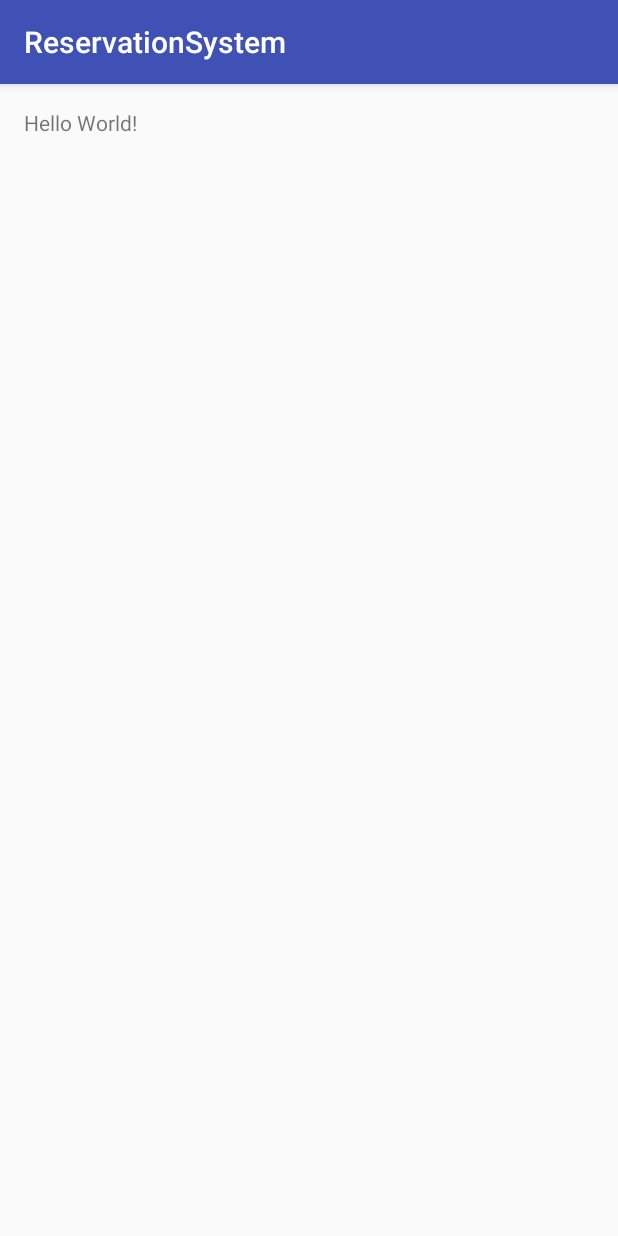
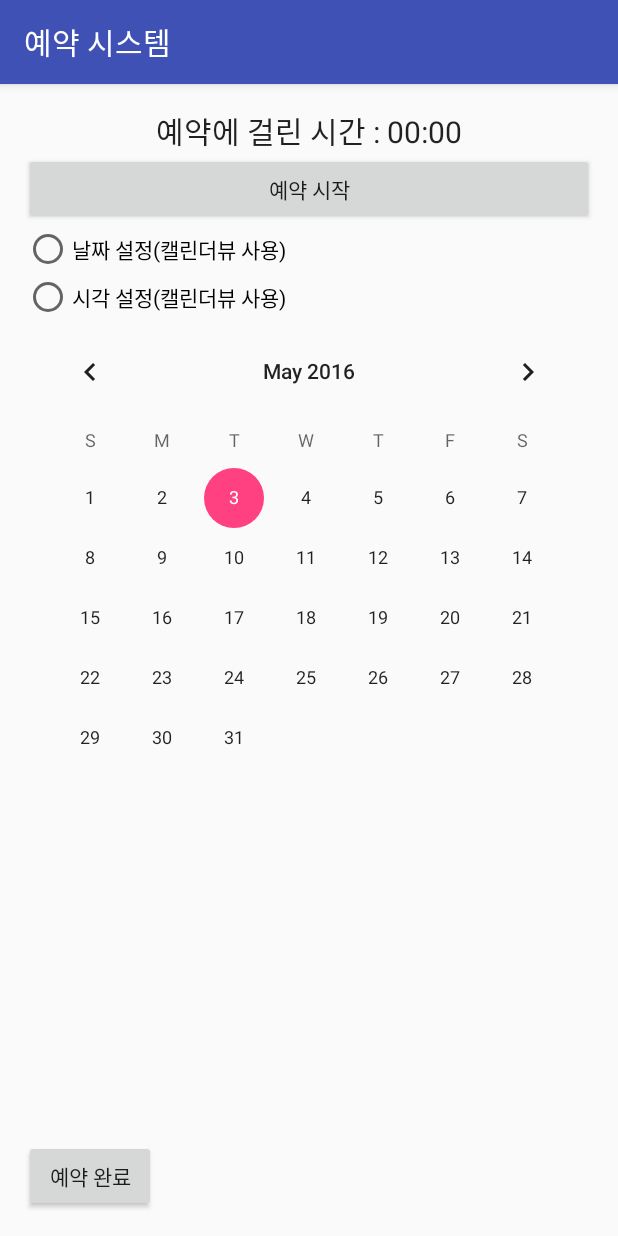
Before and after one commit to jungheeyoung/reservation_system, an Android app: the screen it shows after launch (MainActivity), on a phone screen of 412 x 824 dp. Run offline under Robolectric (Android 15) with nearby library versions, the phone set to English and light mode, and no system bars.

Commit message:
#1 UI design

```diff
--- a/app/src/main/res/layout/activity_main.xml
+++ b/app/src/main/res/layout/activity_main.xml
@@ -1,5 +1,5 @@
 <?xml version="1.0" encoding="utf-8"?>
-<RelativeLayout xmlns:android="http://schemas.android.com/apk/res/android"
+<LinearLayout xmlns:android="http://schemas.android.com/apk/res/android"
     xmlns:tools="http://schemas.android.com/tools"
     android:layout_width="match_parent"
     android:layout_height="match_parent"
@@ -7,10 +7,73 @@
     android:paddingLeft="@dimen/activity_horizontal_margin"
     android:paddingRight="@dimen/activity_horizontal_margin"
     android:paddingTop="@dimen/activity_vertical_margin"
-    tools:context="kr.hs.emirim.young24.reservationsystem.MainActivity">
-
-    <TextView
+    tools:context="kr.hs.emirim.young24.reservationsystem.MainActivity"
+    android:orientation="vertical">
+<Chronometer
+    android:id="@+id/chrono"
+    android:layout_width="match_parent"
+    android:layout_height="wrap_content"
+    android:format="예약에 걸린 시간 : %s"
+    android:textSize="20sp"
+    android:gravity="center"
+    />
+<Button
+    android:id="@+id/but_start"
+    android:layout_width="match_parent"
+    android:layout_height="wrap_content"
+    android:text="@string/but_start"
+    />
+<RadioGroup
+    android:id="@+id/radio_group"
+    android:orientation="vertical"
+    android:layout_width="wrap_content"
+    android:layout_height="wrap_content">
+    <RadioButton
+        android:id="@+id/radio_date"
         android:layout_width="wrap_content"
         android:layout_height="wrap_content"
-        android:text="Hello World!" />
-</RelativeLayout>
+        android:text="@string/radio_date"
+        />
+    <RadioButton
+        android:id="@+id/radio_time"
+        android:layout_width="wrap_content"
+        android:layout_height="wrap_content"
+        android:text="@string/radio_time"
+        />
+</RadioGroup>
+    <LinearLayout
+        android:layout_width="match_parent"
+        android:layout_height="wrap_content"
+        android:layout_weight="1">
+        <FrameLayout
+            android:layout_width="match_parent"
+            android:layout_height="wrap_content">
+            <CalendarView
+                android:id="@+id/calendar"
+                android:layout_width="match_parent"
+                android:layout_height="wrap_content"></CalendarView>
+            <TimePicker
+                android:id="@+id/time"
+                android:layout_width="match_parent"
+                android:layout_height="wrap_content"
+                android:visibility="invisible"
+                ></TimePicker>
+        </FrameLayout>
+    </LinearLayout>
+    <LinearLayout
+        android:layout_width="match_parent"
+        android:layout_height="wrap_content"
+        android:orientation="horizontal"
+        >
+        <Button
+            android:id="@+id/but_done"
+            android:layout_width="wrap_content"
+            android:layout_height="wrap_content"
+            android:text="@string/but_done"
+            />
+        <TextView
+            android:id="@+id/text_result"
+            android:layout_width="match_parent"
+            android:layout_height="wrap_content" />
+    </LinearLayout>
+</LinearLayout>
--- a/app/src/main/res/values/strings.xml
+++ b/app/src/main/res/values/strings.xml
@@ -1,3 +1,7 @@
 <resources>
-    <string name="app_name">ReservationSystem</string>
+    <string name="app_name">예약 시스템</string>
+    <string name="but_start">예약 시작</string>
+    <string name="radio_date">날짜 설정(캘린더뷰 사용)</string>
+    <string name="radio_time">시각 설정(캘린더뷰 사용)</string>
+    <string name="but_done">예약 완료</string>
 </resources>
```
